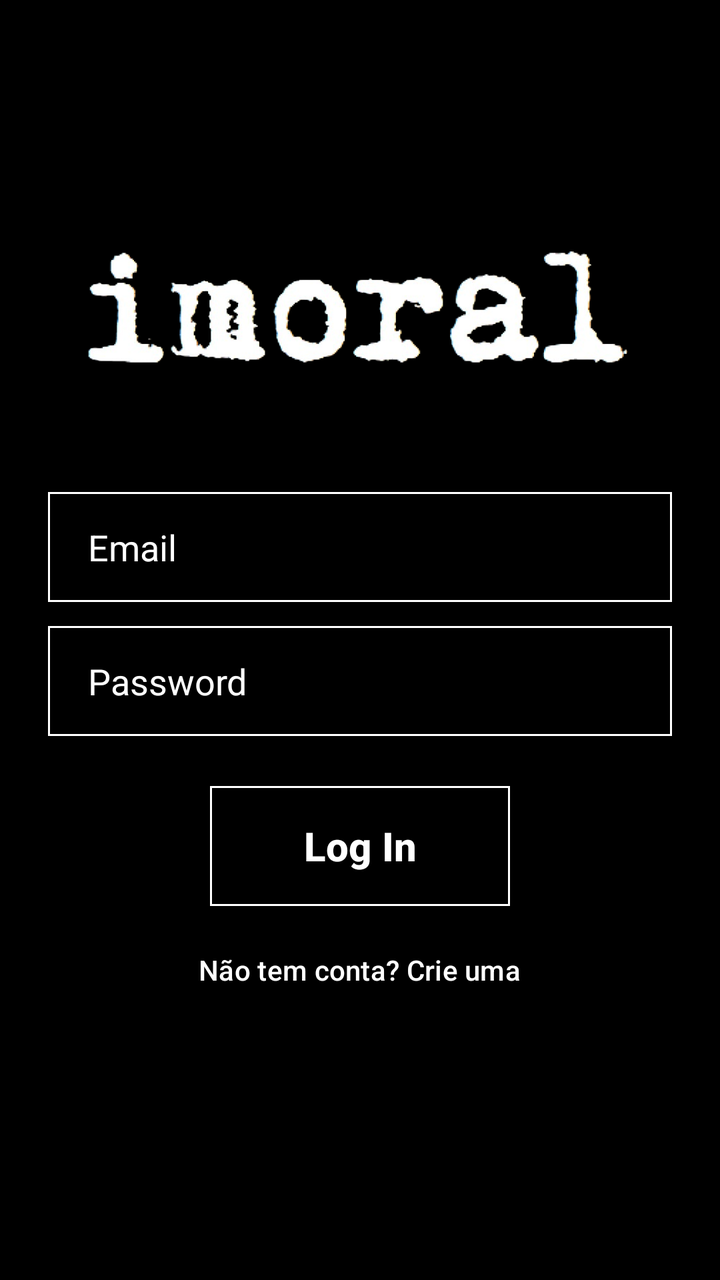
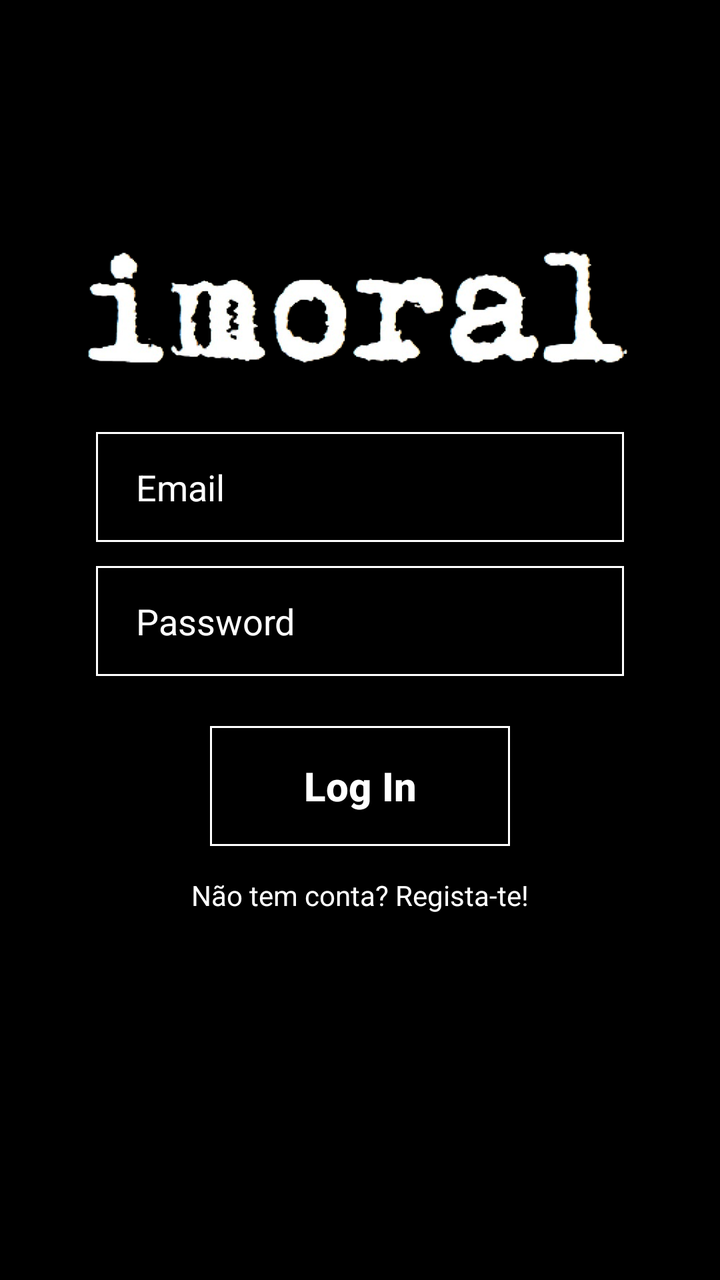

Two renders of the same Android screen: before a commit and after it. Below are the layout's source before the change and the commit's diff.
<!-- AndroidManifest.xml: application theme Theme.Imoral -->
<!-- res/layout/activity_login.xml -->
<?xml version="1.0" encoding="utf-8"?>
<androidx.constraintlayout.widget.ConstraintLayout xmlns:android="http://schemas.android.com/apk/res/android"
    xmlns:app="http://schemas.android.com/apk/res-auto"
    xmlns:tools="http://schemas.android.com/tools"
    android:id="@+id/main"
    android:layout_width="match_parent"
    android:layout_height="match_parent"
    android:background="@color/black"
    tools:context=".SignupActivity">

    <LinearLayout
        android:layout_width="match_parent"
        android:layout_height="match_parent"
        android:orientation="vertical"
        android:layout_marginTop="80dp"
        app:layout_constraintBottom_toBottomOf="parent"
        app:layout_constraintEnd_toEndOf="parent"
        app:layout_constraintStart_toStartOf="parent"
        app:layout_constraintTop_toTopOf="parent"
        android:padding="24sp">

        <ImageView
            android:layout_width="300dp"
            android:layout_height="100dp"
            android:layout_gravity="center"
            android:layout_marginBottom="30dp"
            app:srcCompat="@drawable/logo1"
            />

        <EditText
            android:id="@+id/editTextEmailAdress"
            android:layout_width="match_parent"
            android:layout_height="55dp"
            android:layout_marginTop="12dp"
            android:paddingStart="20dp"
            android:hint="Email"
            android:textColor="@color/white"
            android:textColorHint="@color/white"
            android:ems="10"
            android:inputType="textEmailAddress"
            android:background="@drawable/blackbutton_background"
            />

        <EditText
            android:id="@+id/editTextPassword"
            android:layout_width="match_parent"
            android:layout_height="55dp"
            android:layout_marginTop="12dp"
            android:paddingStart="20dp"
            android:hint="Password"
            android:textColor="@color/white"
            android:textColorHint="@color/white"
            android:ems="10"
            android:inputType="textPassword"
            android:background="@drawable/blackbutton_background"
            />

        <Button
            android:id="@+id/buttonLogin"
            android:layout_width="150dp"
            android:layout_height="60dp"
            android:layout_marginTop="25dp"
            android:layout_gravity="center"
            android:textStyle="bold"
            android:textColor="@color/white"
            android:textSize="20dp"
            android:background="@drawable/blackbutton_background"
            android:text="Log In"
            app:backgroundTint="@null"/>

        <Button
            android:id="@+id/buttonToSignup"
            android:layout_width="wrap_content"
            android:layout_height="wrap_content"
            android:layout_marginTop="8dp"
            android:layout_gravity="center"
            android:textColor="@color/white"
            android:background="@color/black"
            android:text="Não tem conta? Crie uma"
            app:backgroundTint="@null"/>


    </LinearLayout>
</androidx.constraintlayout.widget.ConstraintLayout>
<!-- resources referenced by this layout -->
<resources>
  <color name="black">#FF000000</color>
  <color name="white">#FFFFFFFF</color>
  <!-- drawable blackbutton_background (drawable) -->
  <?xml version="1.0" encoding="utf-8"?>
  <shape xmlns:android="http://schemas.android.com/apk/res/android">
      <solid android:color="#FF000000"/>
      <stroke
          android:width="1dp"
          android:color="#ffffff"
          />
  </shape>
  <!-- drawable logo1: png bitmap (drawable, 103002 bytes) -->
  <style name="Theme.Imoral" parent="Base.Theme.Imoral" />
  <style name="Base.Theme.Imoral" parent="Theme.Material3.DayNight.NoActionBar">
          
          
      </style>
</resources>

<!-- the commit's change to res/layout/activity_login.xml (unified diff, before → after) -->
@@ -1,84 +1,86 @@
 <?xml version="1.0" encoding="utf-8"?>
-<androidx.constraintlayout.widget.ConstraintLayout xmlns:android="http://schemas.android.com/apk/res/android"
+<androidx.constraintlayout.widget.ConstraintLayout
+    xmlns:android="http://schemas.android.com/apk/res/android"
     xmlns:app="http://schemas.android.com/apk/res-auto"
     xmlns:tools="http://schemas.android.com/tools"
     android:id="@+id/main"
     android:layout_width="match_parent"
     android:layout_height="match_parent"
     android:background="@color/black"
+    android:padding="24dp"
     tools:context=".SignupActivity">
 
-    <LinearLayout
-        android:layout_width="match_parent"
-        android:layout_height="match_parent"
-        android:orientation="vertical"
+    <ImageView
+        android:id="@+id/logo"
+        android:layout_width="300dp"
+        android:layout_height="100dp"
         android:layout_marginTop="80dp"
-        app:layout_constraintBottom_toBottomOf="parent"
+        android:layout_marginBottom="30dp"
+        app:srcCompat="@drawable/logo1"
+        app:layout_constraintTop_toTopOf="parent"
+        app:layout_constraintStart_toStartOf="parent"
+        app:layout_constraintEnd_toEndOf="parent"/>
+
+    <EditText
+        android:id="@+id/editTextEmailAdress"
+        android:layout_width="0dp"
+        android:layout_marginStart="24dp"
+        android:layout_marginEnd="24dp"
+        android:layout_height="55dp"
+        android:layout_marginTop="12dp"
+        android:paddingStart="20dp"
+        android:hint="Email"
+        android:textColor="@color/white"
+        android:textColorHint="@color/white"
+        android:inputType="textEmailAddress"
+        android:background="@drawable/blackbutton_background"
+        app:layout_constraintTop_toBottomOf="@id/logo"
+        app:layout_constraintStart_toStartOf="parent"
+        app:layout_constraintEnd_toEndOf="parent"/>
+
+    <EditText
+        android:id="@+id/editTextPassword"
+        android:layout_width="0dp"
+        android:layout_marginStart="24dp"
+        android:layout_marginEnd="24dp"
+        android:layout_height="55dp"
+        android:layout_marginTop="12dp"
+        android:paddingStart="20dp"
+        android:hint="Password"
+        android:textColor="@color/white"
+        android:textColorHint="@color/white"
+        android:inputType="textPassword"
+        android:background="@drawable/blackbutton_background"
+        app:layout_constraintTop_toBottomOf="@id/editTextEmailAdress"
+        app:layout_constraintStart_toStartOf="parent"
+        app:layout_constraintEnd_toEndOf="parent"/>
+
+    <Button
+        android:id="@+id/buttonLogin"
+        android:layout_width="150dp"
+        android:layout_height="60dp"
+        android:layout_marginTop="25dp"
+        android:textStyle="bold"
+        android:textColor="@color/white"
+        android:textSize="20sp"
+        android:background="@drawable/blackbutton_background"
+        android:text="Log In"
+        app:backgroundTint="@null"
+        app:layout_constraintTop_toBottomOf="@id/editTextPassword"
+        app:layout_constraintStart_toStartOf="parent"
+        app:layout_constraintEnd_toEndOf="parent"/>
+
+    <TextView
+        android:id="@+id/naoTemContaTextView"
+        android:layout_width="wrap_content"
+        android:layout_height="wrap_content"
+        android:layout_marginTop="15dp"
+        android:layout_gravity="center"
+        android:text="@string/nao_tem_conta_text"
+        android:textColor="@color/white"
+        app:layout_constraintTop_toBottomOf="@id/buttonLogin"
+        app:layout_constraintStart_toStartOf="parent"
         app:layout_constraintEnd_toEndOf="parent"
-        app:layout_constraintStart_toStartOf="parent"
-        app:layout_constraintTop_toTopOf="parent"
-        android:padding="24sp">
+        />
 
-        <ImageView
-            android:layout_width="300dp"
-            android:layout_height="100dp"
-            android:layout_gravity="center"
-            android:layout_marginBottom="30dp"
-            app:srcCompat="@drawable/logo1"
-            />
-
-        <EditText
-            android:id="@+id/editTextEmailAdress"
-            android:layout_width="match_parent"
-            android:layout_height="55dp"
-            android:layout_marginTop="12dp"
-            android:paddingStart="20dp"
-            android:hint="Email"
-            android:textColor="@color/white"
-            android:textColorHint="@color/white"
-            android:ems="10"
-            android:inputType="textEmailAddress"
-            android:background="@drawable/blackbutton_background"
-            />
-
-        <EditText
-            android:id="@+id/editTextPassword"
-            android:layout_width="match_parent"
-            android:layout_height="55dp"
-            android:layout_marginTop="12dp"
-            android:paddingStart="20dp"
-            android:hint="Password"
-            android:textColor="@color/white"
-            android:textColorHint="@color/white"
-            android:ems="10"
-            android:inputType="textPassword"
-            android:background="@drawable/blackbutton_background"
-            />
-
-        <Button
-            android:id="@+id/buttonLogin"
-            android:layout_width="150dp"
-            android:layout_height="60dp"
-            android:layout_marginTop="25dp"
-            android:layout_gravity="center"
-            android:textStyle="bold"
-            android:textColor="@color/white"
-            android:textSize="20dp"
-            android:background="@drawable/blackbutton_background"
-            android:text="Log In"
-            app:backgroundTint="@null"/>
-
-        <Button
-            android:id="@+id/buttonToSignup"
-            android:layout_width="wrap_content"
-            android:layout_height="wrap_content"
-            android:layout_marginTop="8dp"
-            android:layout_gravity="center"
-            android:textColor="@color/white"
-            android:background="@color/black"
-            android:text="Não tem conta? Crie uma"
-            app:backgroundTint="@null"/>
-
-
-    </LinearLayout>
 </androidx.constraintlayout.widget.ConstraintLayout>
<!-- resource entries referenced after the edit -->
@@ -12,6 +12,7 @@
           />
   </shape>
   <!-- drawable logo1: png bitmap (drawable, 103002 bytes) -->
+  <string name="nao_tem_conta_text">Não tem conta? Regista-te! </string>
   <style name="Theme.Imoral" parent="Base.Theme.Imoral" />
   <style name="Base.Theme.Imoral" parent="Theme.Material3.DayNight.NoActionBar">
           
